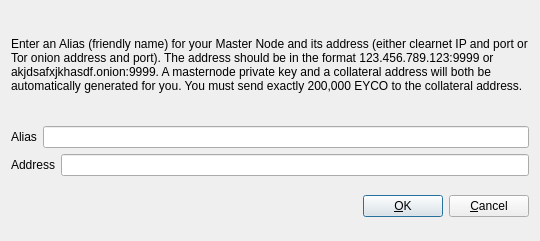
Old version of the form src/qt/forms/addeditadrenalinenode.ui in the repository EyCoTech/Eyco.
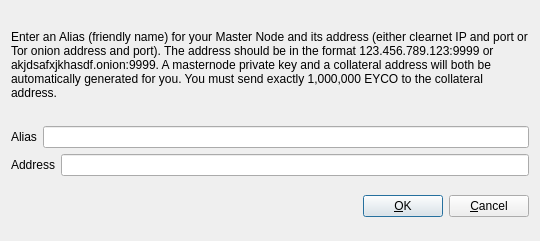
New version of the form.

Commit message:
value corrected
Change of masternode value reported

```diff
--- a/src/qt/forms/addeditadrenalinenode.ui
+++ b/src/qt/forms/addeditadrenalinenode.ui
@@ -34,7 +34,7 @@
         </sizepolicy>
        </property>
        <property name="text">
-        <string>&lt;html&gt;&lt;head/&gt;&lt;body&gt;&lt;p&gt;Enter an Alias (friendly name) for your Master Node and its address (either clearnet IP and port or Tor onion address and port).  The address should be in the format 123.456.789.123:9999 or akjdsafxjkhasdf.onion:9999.  A masternode private key and a collateral address will both be automatically generated for you.  You must send exactly 200,000 EYCO to the collateral address.&lt;/p&gt;&lt;/body&gt;&lt;/html&gt;</string>
+        <string>&lt;html&gt;&lt;head/&gt;&lt;body&gt;&lt;p&gt;Enter an Alias (friendly name) for your Master Node and its address (either clearnet IP and port or Tor onion address and port).  The address should be in the format 123.456.789.123:9999 or akjdsafxjkhasdf.onion:9999.  A masternode private key and a collateral address will both be automatically generated for you.  You must send exactly 1,000,000 EYCO to the collateral address.&lt;/p&gt;&lt;/body&gt;&lt;/html&gt;</string>
        </property>
        <property name="wordWrap">
         <bool>true</bool>
```
